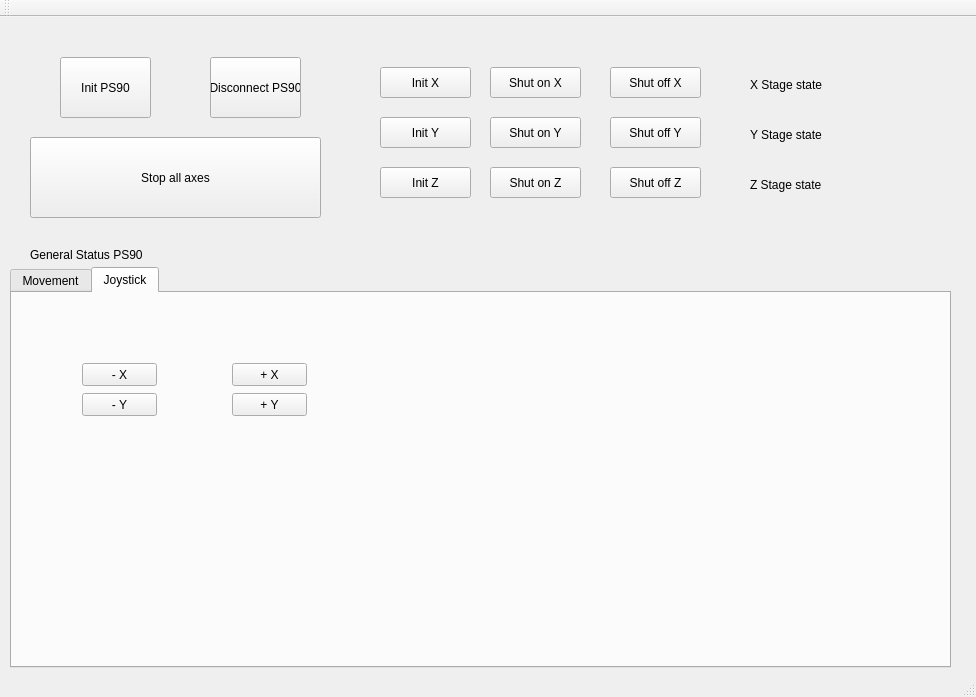
Before: the Qt Designer form owis_controller.ui in gitHleon/OWIS_controller_V0, drawn with Qt 5.
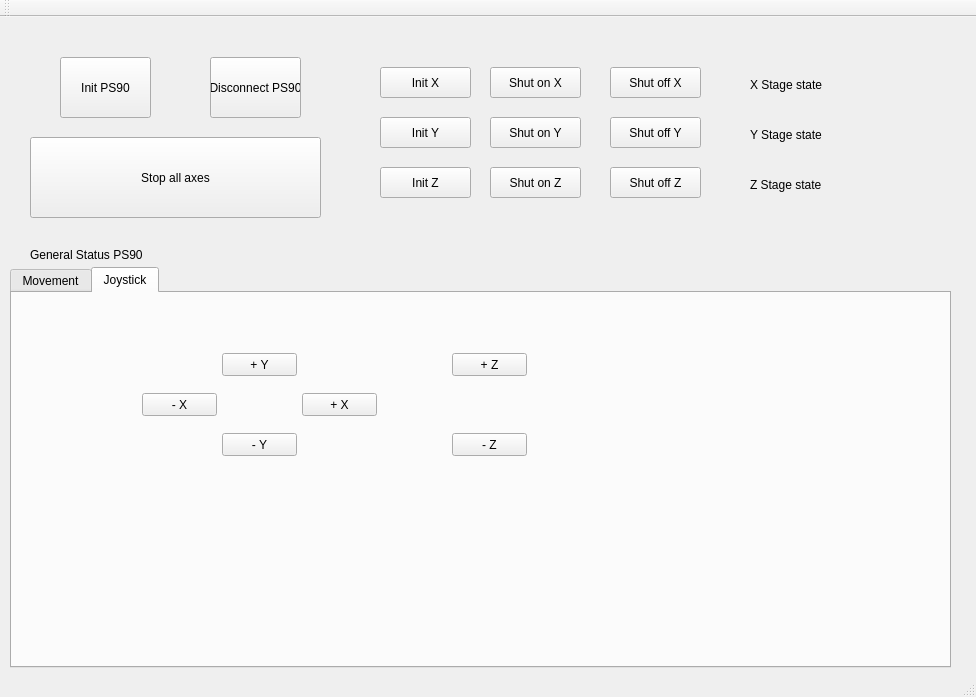
After: the same form once the commit is applied.

Diff of the .ui file:
```diff
--- a/owis_controller.ui
+++ b/owis_controller.ui
@@ -591,8 +591,8 @@
      <widget class="QPushButton" name="joyNegButton_X">
       <property name="geometry">
        <rect>
-        <x>70</x>
-        <y>70</y>
+        <x>130</x>
+        <y>100</y>
         <width>75</width>
         <height>23</height>
        </rect>
@@ -604,8 +604,8 @@
      <widget class="QPushButton" name="joyPosButton_X">
       <property name="geometry">
        <rect>
-        <x>220</x>
-        <y>70</y>
+        <x>290</x>
+        <y>100</y>
         <width>75</width>
         <height>23</height>
        </rect>
@@ -617,8 +617,8 @@
      <widget class="QPushButton" name="joyNegButton_Y">
       <property name="geometry">
        <rect>
-        <x>70</x>
-        <y>100</y>
+        <x>210</x>
+        <y>140</y>
         <width>75</width>
         <height>23</height>
        </rect>
@@ -630,8 +630,8 @@
      <widget class="QPushButton" name="joyPosButton_Y">
       <property name="geometry">
        <rect>
-        <x>220</x>
-        <y>100</y>
+        <x>210</x>
+        <y>60</y>
         <width>75</width>
         <height>23</height>
        </rect>
@@ -640,6 +640,32 @@
        <string>+ Y</string>
       </property>
      </widget>
+     <widget class="QPushButton" name="joyPosButton_Z">
+      <property name="geometry">
+       <rect>
+        <x>440</x>
+        <y>60</y>
+        <width>75</width>
+        <height>23</height>
+       </rect>
+      </property>
+      <property name="text">
+       <string>+ Z</string>
+      </property>
+     </widget>
+     <widget class="QPushButton" name="joyNegButton_Z">
+      <property name="geometry">
+       <rect>
+        <x>440</x>
+        <y>140</y>
+        <width>75</width>
+        <height>23</height>
+       </rect>
+      </property>
+      <property name="text">
+       <string>- Z</string>
+      </property>
+     </widget>
     </widget>
    </widget>
   </widget>
```
